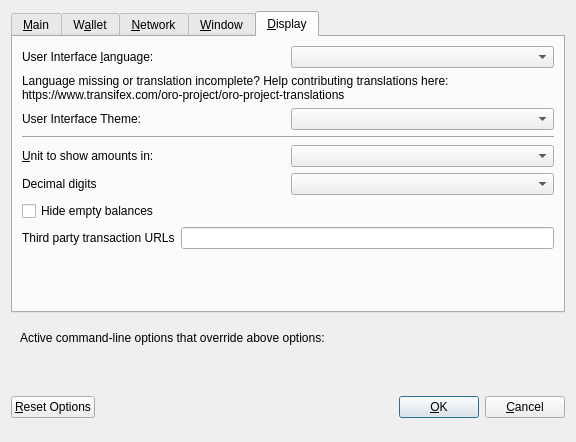
The window that src/qt/forms/optionsdialog.ui (oro-cm/ORO) describes before a commit, drawn with Qt 5.
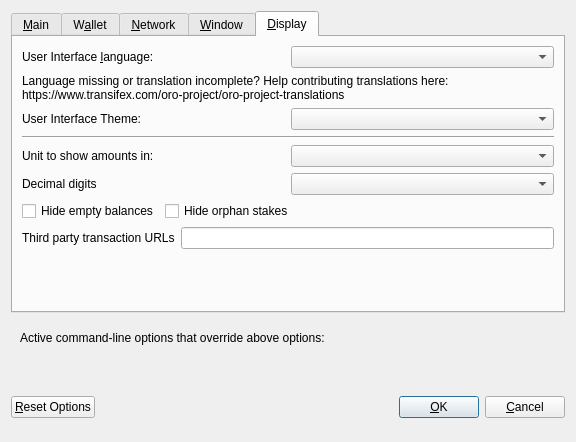
The same window after the commit. The open tabs and pages were chosen to show the change. Custom widgets are drawn as their Qt base class.

What changed in the file:
```diff
--- a/src/qt/forms/optionsdialog.ui
+++ b/src/qt/forms/optionsdialog.ui
@@ -521,7 +521,7 @@
         </widget>
        </item>
        <item>
-        <layout class="QHBoxLayout" name="horizontalLayout_4_Display" stretch="0,0">
+        <layout class="QHBoxLayout" name="horizontalLayout_2_Display" stretch="0,0">
          <item>
           <widget class="QLabel" name="themeLabel">
            <property name="text">
@@ -535,6 +535,12 @@
         </layout>
        </item>
        <item>
+        <widget class="QWidget" name="verticalZoroDisplayWidget" native="true">
+         <layout class="QVBoxLayout" name="verticalZoroDisplayLayout">
+          <property name="margin">
+           <number>0</number>
+          </property>
+          <item>
         <widget class="Line" name="line">
          <property name="orientation">
           <enum>Qt::Horizontal</enum>
@@ -542,11 +548,11 @@
         </widget>
        </item>
        <item>
-        <layout class="QHBoxLayout" name="horizontalLayout_2_Display">
+           <layout class="QHBoxLayout" name="horizontalLayout_3_Display">
          <item>
           <widget class="QLabel" name="unitLabel">
            <property name="text">
-            <string>&amp;Unit to show amounts in:</string>
+               <string>Unit to show amounts in:</string>
            </property>
            <property name="textFormat">
             <enum>Qt::PlainText</enum>
@@ -566,7 +572,7 @@
         </layout>
        </item>
        <item>
-        <layout class="QHBoxLayout" name="horizontalLayout_5_Display">
+           <layout class="QHBoxLayout" name="horizontalLayout_4_Display">
          <item>
           <widget class="QLabel" name="digitsLabel">
            <property name="text">
@@ -580,6 +586,8 @@
         </layout>
        </item>
        <item>
+           <layout class="QHBoxLayout" name="horizontalLayout_5_Display">
+            <item>
         <widget class="QCheckBox" name="checkBoxHideZeroBalances">
          <property name="toolTip">
           <string>Hide empty balances</string>
@@ -593,7 +601,32 @@
         </widget>
        </item>
        <item>
-        <layout class="QHBoxLayout" name="horizontalLayout_3_Display">
+             <widget class="QCheckBox" name="checkBoxHideOrphans">
+              <property name="toolTip">
+               <string>Hide orphan stakes in transaction lists</string>
+              </property>
+              <property name="text">
+               <string>Hide orphan stakes</string>
+              </property>
+             </widget>
+            </item>
+            <item>
+             <spacer name="horizontalSpacer">
+              <property name="orientation">
+               <enum>Qt::Horizontal</enum>
+              </property>
+              <property name="sizeHint" stdset="0">
+               <size>
+                <width>40</width>
+                <height>20</height>
+               </size>
+              </property>
+             </spacer>
+            </item>
+           </layout>
+          </item>
+          <item>
+           <layout class="QHBoxLayout" name="horizontalLayout_6_Display">
          <item>
           <widget class="QLabel" name="thirdPartyTxUrlsLabel">
            <property name="toolTip">
@@ -615,6 +648,9 @@
           </widget>
          </item>
         </layout>
+          </item>
+         </layout>
+        </widget>
        </item>
        <item>
         <spacer name="verticalSpacer">
```
Left out of the diff: 34 changed lines with no effect on the pictures. Lines whose indentation alone changed are shown as unchanged.
